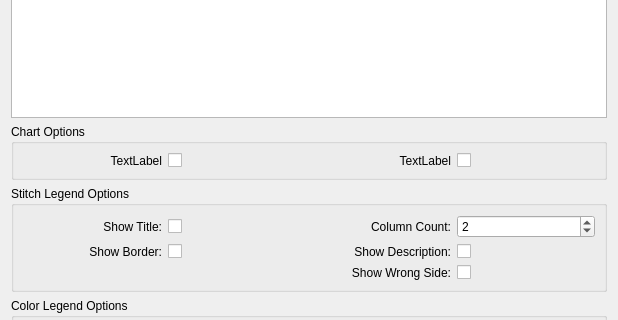
Above: src/export.ui from iPenguin/CrochetCharts before the change; both pictures show x 0 to 618 and y 169 to 489 of the 618 by 626 pixel window. Below: the same form after it.
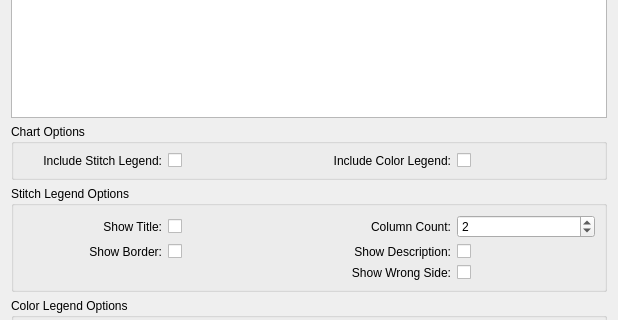
That is the form after the change.

Commit message:
Add the legends to the chart when exporting. WIP.
This is a work in progress. The dialog buttons need to be connected.

The edit to the form file:
```diff
--- a/src/export.ui
+++ b/src/export.ui
@@ -513,7 +513,7 @@
       <item row="0" column="0">
        <widget class="QLabel" name="label_13">
         <property name="text">
-         <string>TextLabel</string>
+         <string>Include Stitch Legend:</string>
         </property>
         <property name="alignment">
          <set>Qt::AlignRight|Qt::AlignTrailing|Qt::AlignVCenter</set>
@@ -523,7 +523,7 @@
       <item row="0" column="2">
        <widget class="QLabel" name="label_14">
         <property name="text">
-         <string>TextLabel</string>
+         <string>Include Color Legend:</string>
         </property>
         <property name="alignment">
          <set>Qt::AlignRight|Qt::AlignTrailing|Qt::AlignVCenter</set>
```
Left out of the diff: 14 changed lines with no effect on the pictures. The commit also changes 4 other files.
